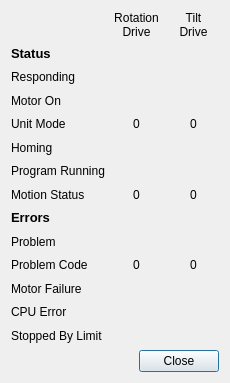
Above: src/hcrgui/MotionControlDetails.ui from NCAR/HCR_instrument before the change. Below: the same form after it.
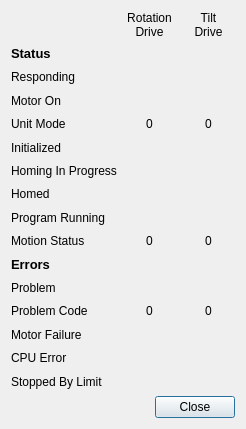
That is the form after the change. Icons and pictures are not drawn.

Commit message: Added motor initialization and homing status to Motion Control Details.

```diff
--- a/src/hcrgui/MotionControlDetails.ui
+++ b/src/hcrgui/MotionControlDetails.ui
@@ -6,8 +6,8 @@
    <rect>
     <x>0</x>
     <y>0</y>
-    <width>230</width>
-    <height>383</height>
+    <width>246</width>
+    <height>429</height>
    </rect>
   </property>
   <property name="windowTitle">
@@ -39,6 +39,17 @@
      </property>
     </widget>
    </item>
+   <item row="1" column="0">
+    <widget class="QLabel" name="statusLabel">
+     <property name="text">
+      <string>&lt;!DOCTYPE HTML PUBLIC &quot;-//W3C//DTD HTML 4.0//EN&quot; &quot;http://www.w3.org/TR/REC-html40/strict.dtd&quot;&gt;
+&lt;html&gt;&lt;head&gt;&lt;meta name=&quot;qrichtext&quot; content=&quot;1&quot; /&gt;&lt;style type=&quot;text/css&quot;&gt;
+p, li { white-space: pre-wrap; }
+&lt;/style&gt;&lt;/head&gt;&lt;body style=&quot; font-family:'Sans'; font-size:10pt; font-weight:400; font-style:normal;&quot;&gt;
+&lt;p style=&quot; margin-top:0px; margin-bottom:0px; margin-left:0px; margin-right:0px; -qt-block-indent:0; text-indent:0px;&quot;&gt;&lt;span style=&quot; font-weight:600;&quot;&gt;Status&lt;/span&gt;&lt;/p&gt;&lt;/body&gt;&lt;/html&gt;</string>
+     </property>
+    </widget>
+   </item>
    <item row="2" column="0">
     <widget class="QLabel" name="respondingLabel">
      <property name="text">
@@ -46,16 +57,6 @@
      </property>
     </widget>
    </item>
-   <item row="17" column="1" colspan="2">
-    <widget class="QDialogButtonBox" name="buttonBox">
-     <property name="orientation">
-      <enum>Qt::Horizontal</enum>
-     </property>
-     <property name="standardButtons">
-      <set>QDialogButtonBox::Close</set>
-     </property>
-    </widget>
-   </item>
    <item row="2" column="1">
     <widget class="QLabel" name="rotRespondingIcon">
      <property name="text">
@@ -82,14 +83,14 @@
      </property>
     </widget>
    </item>
-   <item row="5" column="0">
+   <item row="3" column="0">
     <widget class="QLabel" name="motorOnlabel">
      <property name="text">
       <string>Motor On</string>
      </property>
     </widget>
    </item>
-   <item row="5" column="1">
+   <item row="3" column="1">
     <widget class="QLabel" name="rotMotorOnIcon">
      <property name="text">
       <string/>
@@ -102,7 +103,7 @@
      </property>
     </widget>
    </item>
-   <item row="5" column="2">
+   <item row="3" column="2">
     <widget class="QLabel" name="tiltMotorOnIcon">
      <property name="text">
       <string/>
@@ -115,14 +116,14 @@
      </property>
     </widget>
    </item>
-   <item row="7" column="0">
+   <item row="4" column="0">
     <widget class="QLabel" name="unitModeLabel">
      <property name="text">
       <string>Unit Mode</string>
      </property>
     </widget>
    </item>
-   <item row="7" column="1">
+   <item row="4" column="1">
     <widget class="QLabel" name="rotUnitModeLabel">
      <property name="text">
       <string>0</string>
@@ -132,7 +133,7 @@
      </property>
     </widget>
    </item>
-   <item row="7" column="2">
+   <item row="4" column="2">
     <widget class="QLabel" name="tiltUnitModeLabel">
      <property name="text">
       <string>0</string>
@@ -142,14 +143,47 @@
      </property>
     </widget>
    </item>
-   <item row="8" column="0">
-    <widget class="QLabel" name="homingLabel">
+   <item row="5" column="0">
+    <widget class="QLabel" name="initializedLabel">
      <property name="text">
-      <string>Homing</string>
+      <string>Initialized</string>
      </property>
     </widget>
    </item>
-   <item row="8" column="1">
+   <item row="5" column="1">
+    <widget class="QLabel" name="rotMotorInitializedIcon">
+     <property name="text">
+      <string/>
+     </property>
+     <property name="pixmap">
+      <pixmap resource="HcrGuiMainWindow.qrc">:/greenLED_off.png</pixmap>
+     </property>
+     <property name="alignment">
+      <set>Qt::AlignCenter</set>
+     </property>
+    </widget>
+   </item>
+   <item row="5" column="2">
+    <widget class="QLabel" name="tiltMotorInitializedIcon">
+     <property name="text">
+      <string/>
+     </property>
+     <property name="pixmap">
+      <pixmap resource="HcrGuiMainWindow.qrc">:/greenLED_off.png</pixmap>
+     </property>
+     <property name="alignment">
+      <set>Qt::AlignCenter</set>
+     </property>
+    </widget>
+   </item>
+   <item row="6" column="0">
+    <widget class="QLabel" name="homingInProgressLabel">
+     <property name="text">
+      <string>Homing In Progress</string>
+     </property>
+    </widget>
+   </item>
+   <item row="6" column="1">
     <widget class="QLabel" name="rotMotorHomingIcon">
      <property name="text">
       <string/>
@@ -162,7 +196,7 @@
      </property>
     </widget>
    </item>
-   <item row="8" column="2">
+   <item row="6" column="2">
     <widget class="QLabel" name="tiltMotorHomingIcon">
      <property name="text">
       <string/>
@@ -175,14 +209,47 @@
      </property>
     </widget>
    </item>
-   <item row="9" column="0">
+   <item row="7" column="0">
+    <widget class="QLabel" name="homedLabel">
+     <property name="text">
+      <string>Homed</string>
+     </property>
+    </widget>
+   </item>
+   <item row="7" column="1">
+    <widget class="QLabel" name="rotMotorHomedIcon">
+     <property name="text">
+      <string/>
+     </property>
+     <property name="pixmap">
+      <pixmap resource="HcrGuiMainWindow.qrc">:/greenLED_off.png</pixmap>
+     </property>
+     <property name="alignment">
+      <set>Qt::AlignCenter</set>
+     </property>
+    </widget>
+   </item>
+   <item row="7" column="2">
+    <widget class="QLabel" name="tiltMotorHomedIcon">
+     <property name="text">
+      <string/>
+     </property>
+     <property name="pixmap">
+      <pixmap resource="HcrGuiMainWindow.qrc">:/greenLED_off.png</pixmap>
+     </property>
+     <property name="alignment">
+      <set>Qt::AlignCenter</set>
+     </property>
+    </widget>
+   </item>
+   <item row="8" column="0">
     <widget class="QLabel" name="programRunningLabel">
      <property name="text">
       <string>Program Running</string>
      </property>
     </widget>
    </item>
-   <item row="9" column="1">
+   <item row="8" column="1">
     <widget class="QLabel" name="rotProgramRunningIcon">
      <property name="text">
       <string/>
@@ -195,7 +262,7 @@
      </property>
     </widget>
    </item>
-   <item row="9" column="2">
+   <item row="8" column="2">
     <widget class="QLabel" name="tiltProgramRunningIcon">
      <property name="text">
       <string/>
@@ -208,14 +275,14 @@
      </property>
     </widget>
    </item>
-   <item row="10" column="0">
+   <item row="9" column="0">
     <widget class="QLabel" name="motionStatusLabel">
      <property name="text">
       <string>Motion Status</string>
      </property>
     </widget>
    </item>
-   <item row="10" column="1">
+   <item row="9" column="1">
     <widget class="QLabel" name="rotMotionStatusLabel">
      <property name="text">
       <string>0</string>
@@ -225,7 +292,7 @@
      </property>
     </widget>
    </item>
-   <item row="10" column="2">
+   <item row="9" column="2">
     <widget class="QLabel" name="tiltMotionStatusLabel">
      <property name="text">
       <string>0</string>
@@ -235,14 +302,118 @@
      </property>
     </widget>
    </item>
-   <item row="15" column="0">
+   <item row="10" column="0">
+    <widget class="QLabel" name="errorLabel">
+     <property name="text">
+      <string>&lt;!DOCTYPE HTML PUBLIC &quot;-//W3C//DTD HTML 4.0//EN&quot; &quot;http://www.w3.org/TR/REC-html40/strict.dtd&quot;&gt;
+&lt;html&gt;&lt;head&gt;&lt;meta name=&quot;qrichtext&quot; content=&quot;1&quot; /&gt;&lt;style type=&quot;text/css&quot;&gt;
+p, li { white-space: pre-wrap; }
+&lt;/style&gt;&lt;/head&gt;&lt;body style=&quot; font-family:'Sans'; font-size:10pt; font-weight:400; font-style:normal;&quot;&gt;
+&lt;p style=&quot; margin-top:0px; margin-bottom:0px; margin-left:0px; margin-right:0px; -qt-block-indent:0; text-indent:0px;&quot;&gt;&lt;span style=&quot; font-weight:600;&quot;&gt;Errors&lt;/span&gt;&lt;/p&gt;&lt;/body&gt;&lt;/html&gt;</string>
+     </property>
+    </widget>
+   </item>
+   <item row="11" column="0">
+    <widget class="QLabel" name="problemLabel">
+     <property name="text">
+      <string>Problem</string>
+     </property>
+    </widget>
+   </item>
+   <item row="11" column="1">
+    <widget class="QLabel" name="rotProblemIcon">
+     <property name="text">
+      <string/>
+     </property>
+     <property name="pixmap">
+      <pixmap resource="HcrGuiMainWindow.qrc">:/greenLED_off.png</pixmap>
+     </property>
+     <property name="alignment">
+      <set>Qt::AlignCenter</set>
+     </property>
+    </widget>
+   </item>
+   <item row="11" column="2">
+    <widget class="QLabel" name="tiltProblemIcon">
+     <property name="text">
+      <string/>
+     </property>
+     <property name="pixmap">
+      <pixmap resource="HcrGuiMainWindow.qrc">:/greenLED_off.png</pixmap>
+     </property>
+     <property name="alignment">
+      <set>Qt::AlignCenter</set>
+     </property>
+    </widget>
+   </item>
+   <item row="12" column="0">
+    <widget class="QLabel" name="problemCodeLabel">
+     <property name="text">
+      <string>Problem Code</string>
+     </property>
+    </widget>
+   </item>
+   <item row="12" column="1">
+    <widget class="QLabel" name="rotProblemCodeLabel">
+     <property name="text">
+      <string>0</string>
+     </property>
+     <property name="alignment">
+      <set>Qt::AlignCenter</set>
+     </property>
+    </widget>
+   </item>
+   <item row="12" column="2">
+    <widget class="QLabel" name="tiltProblemCodeLabel">
+     <property name="text">
+      <string>0</string>
+     </property>
+     <property name="alignment">
+      <set>Qt::AlignCenter</set>
+     </property>
+    </widget>
+   </item>
+   <item row="13" column="0">
+    <widget class="QLabel" name="motorFailureLabel">
+     <property name="text">
+      <string>Motor Failure</string>
+     </property>
+    </widget>
+   </item>
+   <item row="13" column="1">
+    <widget class="QLabel" name="rotMotorFailureIcon">
+     <property name="text">
+      <string/>
+     </property>
+     <property name="pixmap">
+      <pixmap resource="HcrGuiMainWindow.qrc">:/greenLED_off.png</pixmap>
+     </property>
+     <property name="alignment">
+      <set>Qt::AlignCenter</set>
+     </property>
+    </widget>
+   </item>
+   <item row="13" column="2">
+    <widget class="QLabel" name="tiltMotorFailureIcon">
+     <property name="text">
+      <string/>
+     </property>
+     <property name="pixmap">
+      <pixmap resource="HcrGuiMainWindow.qrc">:/greenLED_off.png</pixmap>
+     </property>
+     <property name="alignment">
+      <set>Qt::AlignCenter</set>
+     </property>
+    </widget>
+   </item>
+   <item row="14" column="0">
     <widget class="QLabel" name="cpuErrorLabel">
      <property name="text">
       <string>CPU Error</string>
      </property>
     </widget>
    </item>
-   <item row="15" column="1">
+   <item row="14" column="1">
     <widget class="QLabel" name="rotCpuErrorIcon">
      <property name="text">
       <string/>
@@ -255,7 +426,7 @@
      </property>
     </widget>
    </item>
-   <item row="15" column="2">
+   <item row="14" column="2">
     <widget class="QLabel" name="tiltCpuErrorIcon">
      <property name="text">
       <string/>
@@ -268,14 +439,14 @@
      </property>
     </widget>
    </item>
-   <item row="16" column="0">
+   <item row="15" column="0">
     <widget class="QLabel" name="stoppedByLimitLabel">
      <property name="text">
       <string>Stopped By Limit</string>
      </property>
     </widget>
    </item>
-   <item row="16" column="1">
+   <item row="15" column="1">
     <widget class="QLabel" name="rotStoppedByLimitIcon">
      <property name="text">
       <string/>
@@ -288,7 +459,7 @@
      </property>
     </widget>
    </item>
-   <item row="16" column="2">
+   <item row="15" column="2">
     <widget class="QLabel" name="tiltStoppedByLimitIcon">
      <property name="text">
       <string/>
@@ -301,118 +472,13 @@
      </property>
     </widget>
    </item>
-   <item row="14" column="0">
-    <widget class="QLabel" name="motorFailureLabel">
-     <property name="text">
-      <string>Motor Failure</string>
+   <item row="16" column="1" colspan="2">
+    <widget class="QDialogButtonBox" name="buttonBox">
+     <property name="orientation">
+      <enum>Qt::Horizontal</enum>
      </property>
-    </widget>
-   </item>
-   <item row="14" column="1">
-    <widget class="QLabel" name="rotMotorFailureIcon">
-     <property name="text">
-      <string/>
-     </property>
-     <property name="pixmap">
-      <pixmap resource="HcrGuiMainWindow.qrc">:/greenLED_off.png</pixmap>
-     </property>
-     <property name="alignment">
-      <set>Qt::AlignCenter</set>
-     </property>
-    </widget>
-   </item>
-   <item row="14" column="2">
-    <widget class="QLabel" name="tiltMotorFailureIcon">
-     <property name="text">
-      <string/>
-     </property>
-     <property name="pixmap">
-      <pixmap resource="HcrGuiMainWindow.qrc">:/greenLED_off.png</pixmap>
-     </property>
-     <property name="alignment">
-      <set>Qt::AlignCenter</set>
-     </property>
-    </widget>
-   </item>
-   <item row="13" column="0">
-    <widget class="QLabel" name="problemCodeLabel">
-     <property name="text">
-      <string>Problem Code</string>
-     </property>
-    </widget>
-   </item>
-   <item row="13" column="1">
-    <widget class="QLabel" name="rotProblemCodeLabel">
-     <property name="text">
-      <string>0</string>
-     </property>
-     <property name="alignment">
-      <set>Qt::AlignCenter</set>
-     </property>
-    </widget>
-   </item>
-   <item row="13" column="2">
-    <widget class="QLabel" name="tiltProblemCodeLabel">
-     <property name="text">
-      <string>0</string>
-     </property>
-     <property name="alignment">
-      <set>Qt::AlignCenter</set>
-     </property>
-    </widget>
-   </item>
-   <item row="12" column="0">
-    <widget class="QLabel" name="problemLabel">
-     <property name="text">
-      <string>Problem</string>
-     </property>
-    </widget>
-   </item>
-   <item row="12" column="1">
-    <widget class="QLabel" name="rotProblemIcon">
-     <property name="text">
-      <string/>
-     </property>
-     <property name="pixmap">
-      <pixmap resource="HcrGuiMainWindow.qrc">:/greenLED_off.png</pixmap>
-     </property>
-     <property name="alignment">
-      <set>Qt::AlignCenter</set>
-     </property>
-    </widget>
-   </item>
-   <item row="12" column="2">
-    <widget class="QLabel" name="tiltProblemIcon">
-     <property name="text">
-      <string/>
-     </property>
-     <property name="pixmap">
-      <pixmap resource="HcrGuiMainWindow.qrc">:/greenLED_off.png</pixmap>
-     </property>
-     <property name="alignment">
-      <set>Qt::AlignCenter</set>
-     </property>
-    </widget>
-   </item>
-   <item row="1" column="0">
-    <widget class="QLabel" name="statusLabel">
-     <property name="text">
-      <string>&lt;!DOCTYPE HTML PUBLIC &quot;-//W3C//DTD HTML 4.0//EN&quot; &quot;http://www.w3.org/TR/REC-html40/strict.dtd&quot;&gt;
-&lt;html&gt;&lt;head&gt;&lt;meta name=&quot;qrichtext&quot; content=&quot;1&quot; /&gt;&lt;style type=&quot;text/css&quot;&gt;
-p, li { white-space: pre-wrap; }
-&lt;/style&gt;&lt;/head&gt;&lt;body style=&quot; font-family:'Sans'; font-size:10pt; font-weight:400; font-style:normal;&quot;&gt;
-&lt;p style=&quot; margin-top:0px; margin-bottom:0px; margin-left:0px; margin-right:0px; -qt-block-indent:0; text-indent:0px;&quot;&gt;&lt;span style=&quot; font-weight:600;&quot;&gt;Status&lt;/span&gt;&lt;/p&gt;&lt;/body&gt;&lt;/html&gt;</string>
-     </property>
-    </widget>
-   </item>
-   <item row="11" column="0">
-    <widget class="QLabel" name="errorLabel">
-     <property name="text">
-      <string>&lt;!DOCTYPE HTML PUBLIC &quot;-//W3C//DTD HTML 4.0//EN&quot; &quot;http://www.w3.org/TR/REC-html40/strict.dtd&quot;&gt;
-&lt;html&gt;&lt;head&gt;&lt;meta name=&quot;qrichtext&quot; content=&quot;1&quot; /&gt;&lt;style type=&quot;text/css&quot;&gt;
-p, li { white-space: pre-wrap; }
-&lt;/style&gt;&lt;/head&gt;&lt;body style=&quot; font-family:'Sans'; font-size:10pt; font-weight:400; font-style:normal;&quot;&gt;
-&lt;p style=&quot; margin-top:0px; margin-bottom:0px; margin-left:0px; margin-right:0px; -qt-block-indent:0; text-indent:0px;&quot;&gt;&lt;span style=&quot; font-weight:600;&quot;&gt;Errors&lt;/span&gt;&lt;/p&gt;&lt;/body&gt;&lt;/html&gt;</string>
+     <property name="standardButtons">
+      <set>QDialogButtonBox::Close</set>
      </property>
     </widget>
    </item>
```
The commit also changes 3 other files.
